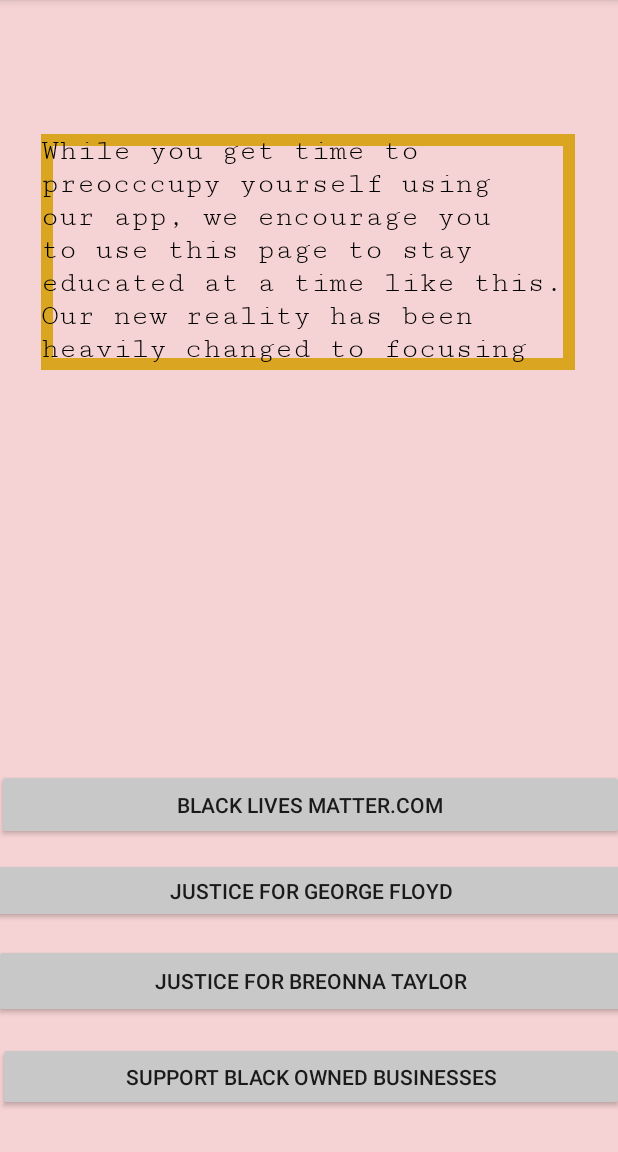
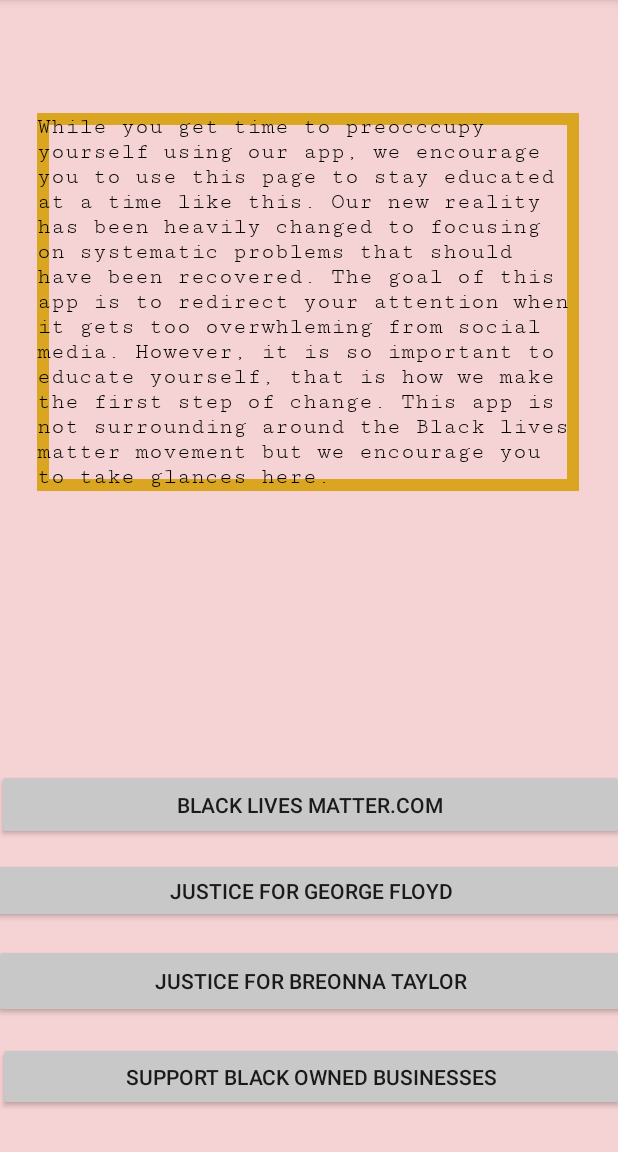
Before and after one commit to Mookie299/QuarantineRecs, an Android app: the blmActivity screen opened directly, with no data from a screen before it, on a phone screen of 412 x 824 dp, the part 84-1236 px from its top. Run offline under Robolectric (Android 15) with nearby library versions, the phone set to English and light mode, and no system bars.

Commit message:
slight fix

```diff
--- a/QurantineRecs/app/src/main/res/layout/activity_blm.xml
+++ b/QurantineRecs/app/src/main/res/layout/activity_blm.xml
@@ -65,13 +65,13 @@
 
     <TextView
         android:id="@+id/notice"
-        android:layout_width="356dp"
-        android:layout_height="157dp"
+        android:layout_width="361dp"
+        android:layout_height="252dp"
         android:background="@drawable/textview_border"
         android:fontFamily="serif-monospace"
         android:text="While you get time to preocccupy yourself using our app, we encourage you to use this page to stay educated at a time like this. Our new reality has been heavily changed to focusing on systematic problems that should have been recovered. The goal of this app is to redirect your attention when it gets too overwhleming from social media. However, it is so important to educate yourself, that is how we make the first step of change. This app is not surrounding around the Black lives matter movement but we encourage you to take glances here. "
         android:textColor="#000000"
-        android:textSize="20dp"
+        android:textSize="15dp"
         app:layout_constraintBottom_toBottomOf="parent"
         app:layout_constraintEnd_toEndOf="parent"
         app:layout_constraintHorizontal_bias="0.49"
```
